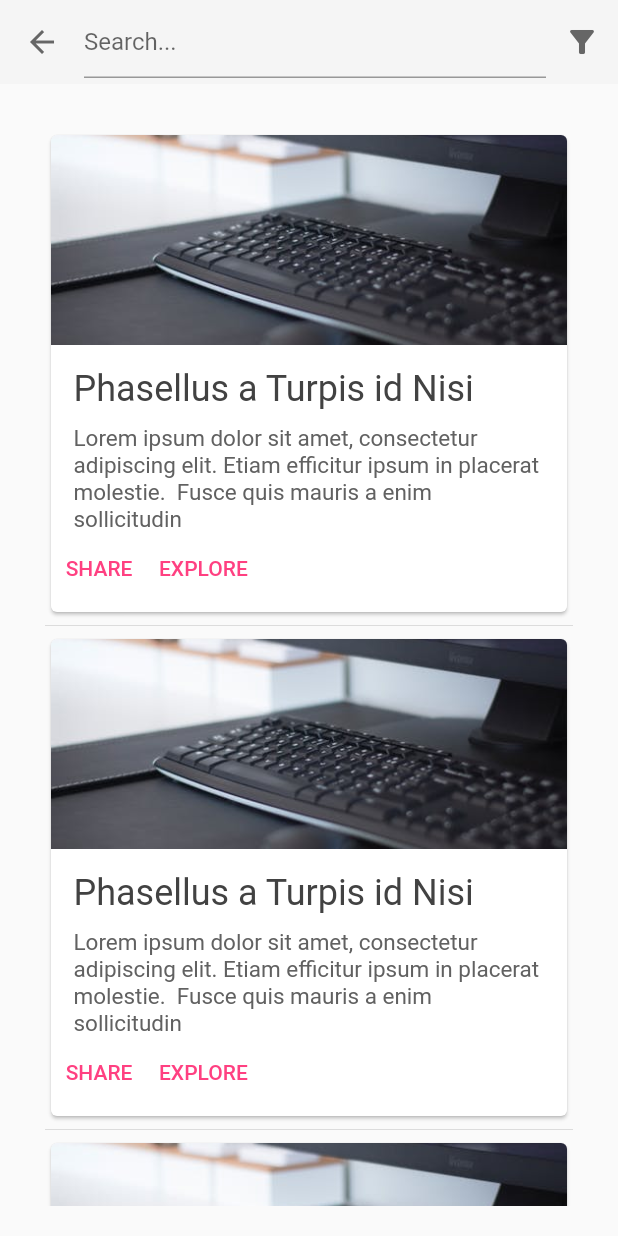
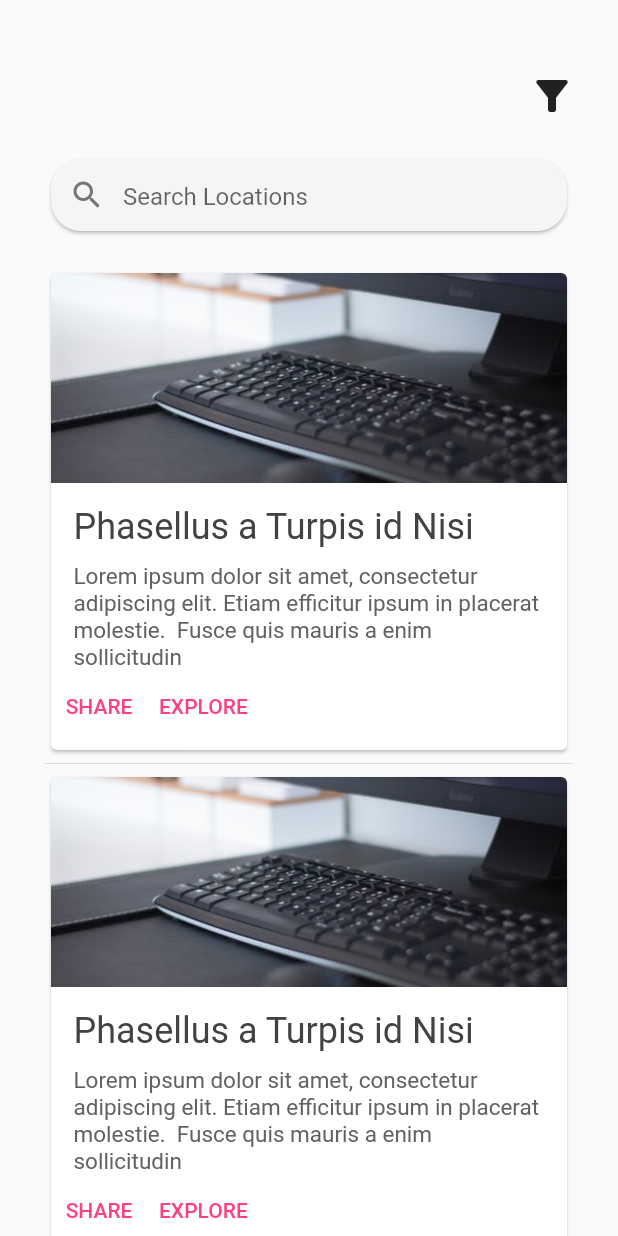
Before and after one commit to lyoung09/forfor, a Flutter app: the SideSheetBasicRoute screen opened directly, on a phone screen of 412 x 824 dp. Run offline on Flutter 3.47's test engine with Material 2 defaults, Android fonts, the phone set to English and light mode, and no system bars; our stand-ins replace cloud_firestore, cloud_functions, firebase_auth, firebase_core, firebase_storage, flutter_signin_button and 7 more; missing offline and left inert: collapsible_sidebar, country_list_pick, email_auth, flutter_web_auth, gender_picker, kakao_flutter_sdk and 1 more; accounts and stored records are empty; network calls fail.

Commit message:
0901ioswow

```diff
--- a/forfor/lib/adapter/ChattingAdapter.dart
+++ b/forfor/lib/adapter/ChattingAdapter.dart
@@ -1,6 +1,6 @@
 import 'package:flutter/cupertino.dart';
 import 'package:flutter/material.dart';
-import 'package:forfor/bottomScreen/model/message.dart';
+import 'package:forfor/model/message.dart';
 import 'package:forfor/widget/circle_image.dart';
 import 'package:forfor/widget/img.dart';
 import 'package:forfor/widget/my_colors.dart';
--- a/forfor/lib/bottomScreen/buddy/buddy_main.dart
+++ b/forfor/lib/bottomScreen/buddy/buddy_main.dart
@@ -3,7 +3,6 @@ import 'package:flutter/material.dart';
 import 'package:forfor/adapter/buddylistAdapter.dart';
 import 'package:forfor/data/dummy.dart';
 import 'package:forfor/model/people.dart';
-import 'package:forfor/service/authService.dart';
 import 'package:forfor/widget/my_colors.dart';
 
 class BuddyMainScreen extends StatefulWidget {
@@ -16,12 +15,8 @@ class BuddyMainScreen extends StatefulWidget {
 class _BuddyMainScreenState extends State<BuddyMainScreen> {
   FirebaseAuth auth = FirebaseAuth.instance;
 
-  AuthService auths = new AuthService();
   initState() {
     super.initState();
-    var z = auths.userId();
-
-    print("authservice ${z}");
 
     if (auth.currentUser != null) {
       print(auth.currentUser?.uid);
--- a/forfor/lib/bottomScreen/chat/chatting.dart
+++ b/forfor/lib/bottomScreen/chat/chatting.dart
@@ -2,7 +2,7 @@ import 'dart:async';
 
 import 'package:flutter/material.dart';
 import 'package:forfor/adapter/ChattingAdapter.dart';
-import 'package:forfor/bottomScreen/model/message.dart';
+import 'package:forfor/model/message.dart';
 import 'package:forfor/utils/tools.dart';
 import 'package:forfor/widget/my_colors.dart';
 import 'package:forfor/widget/my_text.dart';
--- a/forfor/lib/bottomScreen/groupCateogy/group.dart
+++ b/forfor/lib/bottomScreen/groupCateogy/group.dart
@@ -43,30 +43,85 @@ class SideSheetBasicRouteState extends State<SideSheetBasicRoute> {
   @override
   Widget build(BuildContext context) {
     return new Scaffold(
-      appBar: AppBar(
-          backgroundColor: Colors.grey[100],
-          brightness: Brightness.dark,
-          titleSpacing: 0,
-          iconTheme: IconThemeData(color: MyColors.grey_60),
-          //leading: IconButton(icon: Icon(Icons.search), onPressed: () {}),
-          title: TextField(
-              controller: _filter,
-              decoration: new InputDecoration(hintText: 'Search...')),
-          actions: <Widget>[
-            IconButton(
+      // appBar: AppBar(
+      //     backgroundColor: Colors.grey[100],
+      //     brightness: Brightness.dark,
+      //     titleSpacing: 0,
+      //     iconTheme: IconThemeData(color: MyColors.grey_60),
+      //     //leading: IconButton(icon: Icon(Icons.search), onPressed: () {}),
+      //     title: TextField(
+      //         controller: _filter,
+      //         decoration: new InputDecoration(hintText: 'Search...')),
+      //     actions: <Widget>[
+      //       IconButton(
+      //           icon: Icon(Icons.filter_alt),
+      //           onPressed: () {
+      //             Scaffold.of(_scaffoldCtx).openEndDrawer();
+      //           }),
+      //     ]),
+      body: Builder(builder: (BuildContext context) {
+        _scaffoldCtx = context;
+        return SingleChildScrollView(
+          child: Container(
+            margin: const EdgeInsets.all(20),
+            child: Column(
+              children: [
+                Padding(padding: EdgeInsets.only(top: 20)),
+                Align(
+                  alignment: Alignment.centerRight,
+                  child: IconButton(
                       icon: Icon(Icons.filter_alt),
+                      iconSize: 32,
                       onPressed: () {
                         Scaffold.of(_scaffoldCtx).openEndDrawer();
                       }),
-          ]),
-      body: Builder(builder: (BuildContext context) {
-        _scaffoldCtx = context;
-        return Container(
-          margin: const EdgeInsets.all(20),
-          child: ListView.separated(
+                ),
+                PreferredSize(
+                  preferredSize: Size.fromHeight(25),
+                  child: Container(
+                    padding: EdgeInsets.fromLTRB(10, 0, 10, 10),
+                    alignment: Alignment.bottomCenter,
+                    constraints: BoxConstraints.expand(height: 80),
+                    child: Card(
+                      color: Colors.grey[100],
+                      shape: RoundedRectangleBorder(
+                        borderRadius: BorderRadius.circular(20),
+                      ),
+                      clipBehavior: Clip.antiAliasWithSaveLayer,
+                      elevation: 1,
+                      child: Row(
+                        children: <Widget>[
+                          IconButton(
+                              icon: Icon(Icons.search, color: Colors.grey[600]),
+                              onPressed: () {
+                                _filter.clear();
+                                setState(() {});
+                              }),
+                          Expanded(
+                            child: TextField(
+                              maxLines: 1,
+                              controller: _filter,
+                              style: TextStyle(
+                                  color: Colors.grey[600], fontSize: 18),
+                              keyboardType: TextInputType.text,
+                              decoration: InputDecoration(
+                                border: InputBorder.none,
+                                hintText: 'Search Locations',
+                                hintStyle: TextStyle(fontSize: 16.0),
+                              ),
+                            ),
+                          ),
+                        ],
+                      ),
+                    ),
+                  ),
+                ),
+                ListView.separated(
                     scrollDirection: Axis.vertical,
-              physics: BouncingScrollPhysics(),
-              padding: const EdgeInsets.symmetric(horizontal: 10, vertical: 10),
+                    physics: NeverScrollableScrollPhysics(),
+                    shrinkWrap: true,
+                    padding: const EdgeInsets.symmetric(
+                        horizontal: 10, vertical: 10),
                     itemBuilder: (builder, index) {
                       return Card(
                         shape: RoundedRectangleBorder(
@@ -96,7 +151,8 @@ class SideSheetBasicRouteState extends State<SideSheetBasicRoute> {
                                   Container(
                                     child: Text(MyStrings.middle_lorem_ipsum,
                                         style: TextStyle(
-                                      fontSize: 15, color: Colors.grey[700])),
+                                            fontSize: 15,
+                                            color: Colors.grey[700])),
                                   )
                                 ],
                               ),
@@ -135,6 +191,9 @@ class SideSheetBasicRouteState extends State<SideSheetBasicRoute> {
                       );
                     },
                     itemCount: 20),
+              ],
+            ),
+          ),
         );
       }),
       endDrawer: Container(
--- a/forfor/lib/home/bottom_navigation.dart
+++ b/forfor/lib/home/bottom_navigation.dart
@@ -18,8 +18,8 @@ class _BottomNavigationState extends State<BottomNavigation> {
 
   //tabbar에 따라 움직이는 screen list
   List<Widget> _widgetOptions = <Widget>[
-    GroupCategoryMain(),
-    //SideSheetBasicRoute(),
+    //GroupCategoryMain(),
+    SideSheetBasicRoute(),
     ChatMainScreen(),
     BuddyMainScreen(),
     TimeLine(),
--- a/forfor/lib/login/signup/signupDetail/hopeInfo.dart
+++ b/forfor/lib/login/signupD/hopeInfo.dart
@@ -4,7 +4,6 @@ import 'package:cloud_firestore/cloud_firestore.dart';
 import 'package:firebase_auth/firebase_auth.dart';
 import 'package:firebase_storage/firebase_storage.dart';
 import 'package:flutter/material.dart';
-import 'package:forfor/service/authService.dart';
 import 'package:multi_select_item/multi_select_item.dart';
 
 class HopeInfomation extends StatefulWidget {
--- a/forfor/lib/login/signup/signupDetail/userInfo.dart
+++ b/forfor/lib/login/signupD/userInfo.dart
@@ -6,7 +6,6 @@ import 'package:firebase_storage/firebase_storage.dart';
 import 'package:flutter/cupertino.dart';
 import 'package:flutter/material.dart';
 import 'package:flutter_svg/svg.dart';
-import 'package:forfor/service/authService.dart';
 import 'package:gender_picker/source/enums.dart';
 import 'package:gender_picker/source/gender_picker.dart';
 import 'package:image_picker/image_picker.dart';
@@ -36,7 +35,6 @@ class _UserInfomationState extends State<UserInfomation> {
   bool checkNickname = true;
   bool nullCheck = true;
   List<RadioModel> sampleData = [];
-  AuthService auths = new AuthService();
   var userid;
   initState() {
     super.initState();
--- a/forfor/lib/login/signup/sigup_main.dart
+++ b/forfor/lib/login/sigup_main.dart
@@ -4,9 +4,8 @@ import 'package:flutter/cupertino.dart';
 import 'package:flutter/material.dart';
 import 'package:font_awesome_flutter/font_awesome_flutter.dart';
 import 'package:forfor/home/bottom_navigation.dart';
-import 'package:forfor/login/signup/signupDetail/userInfo.dart';
+import 'package:forfor/login/signupD/userInfo.dart';
 import 'package:email_auth/email_auth.dart';
-import 'package:forfor/service/authService.dart';
 import 'package:provider/provider.dart';
 import 'package:shared_preferences/shared_preferences.dart';
 
--- a/forfor/lib/main.dart
+++ b/forfor/lib/main.dart
@@ -7,9 +7,8 @@ import 'package:flutter/material.dart';
 import 'package:flutter/services.dart';
 
 import 'package:forfor/login/login_main.dart';
-import 'package:forfor/login/signup/signupDetail/hopeInfo.dart';
-import 'package:forfor/login/signup/signupDetail/userInfo.dart';
-import 'package:forfor/service/authService.dart';
+import 'package:forfor/login/signupD/hopeInfo.dart';
+import 'package:forfor/login/signupD/userInfo.dart';
 
 import 'package:shared_preferences/shared_preferences.dart';
 
```
Also changed, not shown: forfor/lib/login/login_main.dart (+7 -5 lines), forfor/lib/provider/userProvider.dart (deleted, +0 -33 lines), forfor/lib/service/authService.dart (deleted, +0 -14 lines), forfor/pubspec.lock, 40 other files. Lines whose indentation alone changed are shown as unchanged.
